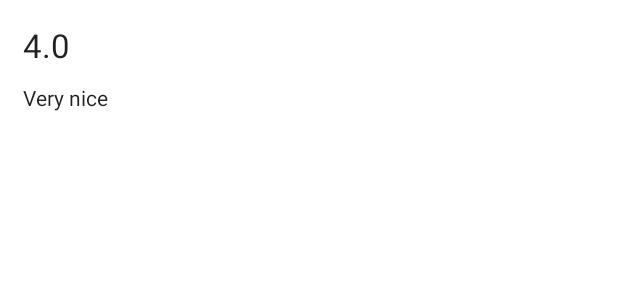
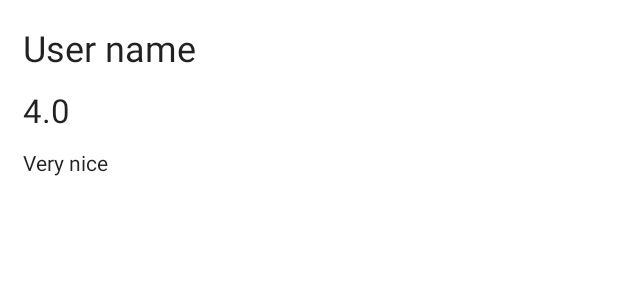
Before and after one commit to BlackHole128/Dog-and-cat-image-prediction, an Android app: the layout comment_sample_layout.xml on its own in the app's theme, with its tools: preview values and no code run, on a phone screen of 412 x 824 dp. Shown: the top 300 px of the screen. Run offline under Robolectric (Android 15) with nearby library versions, the phone set to English and light mode, and no system bars.

Commit message:
androied project

```diff
--- a/app/src/main/java/com/example/dogimagepredection/CommentCustomAdapter.java
+++ b/app/src/main/java/com/example/dogimagepredection/CommentCustomAdapter.java
@@ -30,9 +30,12 @@ public class CommentCustomAdapter extends ArrayAdapter<UserComment> {
         UserComment userComment = userCommentList.get(position);
 
         TextView commentTextView= view.findViewById(R.id.commentTextView_Id);
+        TextView nameTextVuew = view.findViewById(R.id.nameTextView_Id);
         TextView rateTextView=view.findViewById(R.id.rateTextView_Id);
 
+
         commentTextView.setText("Comment :"+userComment.getComment());
+        nameTextVuew.setText("User :"+userComment.getName());
         rateTextView.setText("Rating :"+userComment.getRating());
         return view;
     }
--- a/app/src/main/res/layout/activity_rating.xml
+++ b/app/src/main/res/layout/activity_rating.xml
@@ -13,6 +13,8 @@
         android:gravity="center">
 
         <TextView
+
+            android:id="@+id/nameU"
             android:layout_width="218dp"
             android:layout_height="wrap_content"
             android:layout_marginLeft="40dp"
--- a/app/src/main/res/layout/comment_sample_layout.xml
+++ b/app/src/main/res/layout/comment_sample_layout.xml
@@ -4,6 +4,13 @@
     android:layout_height="wrap_content"
     android:orientation="vertical"
     android:padding="10dp">
+    <TextView
+        android:id="@+id/nameTextView_Id"
+        android:text="User name"
+        android:textAppearance="@style/TextAppearance.AppCompat.Headline"
+        android:layout_width="match_parent"
+        android:layout_height="wrap_content"
+        android:layout_margin="5dp"/>
     <TextView
         android:id="@+id/rateTextView_Id"
         android:text="4.0"
```
Also changed, not shown: app/src/main/java/com/example/dogimagepredection/Rating.java (+44 -2 lines), app/src/main/java/com/example/dogimagepredection/UserComment.java (+17 -1 lines).
